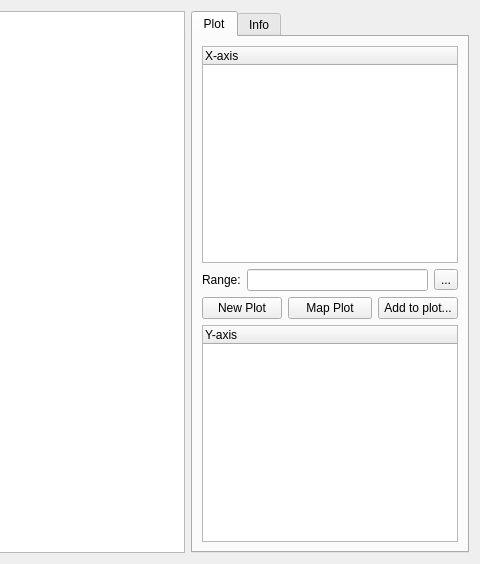
First picture: the form in src/tablewidget.ui, repository noedigcode/GidPlot, before the edit; both pictures show x 274 to 754 and y 0 to 564 of the 754 by 564 pixel window.
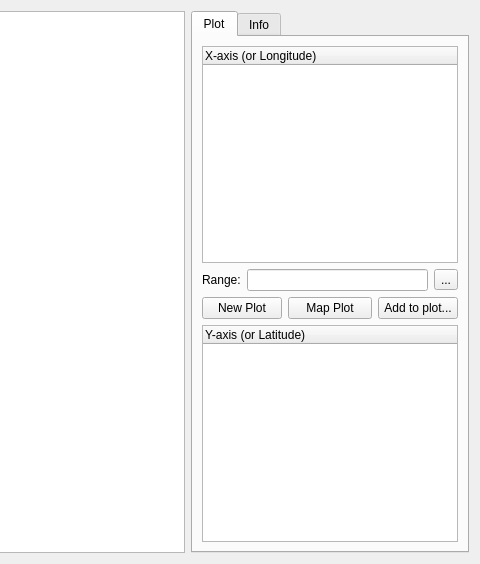
Second picture: the form after the edit. Icons and pictures are not drawn.

Commit message: Add latitude and longitude to table widget axes titles.

```diff
--- a/src/tablewidget.ui
+++ b/src/tablewidget.ui
@@ -43,7 +43,7 @@
          </property>
          <column>
           <property name="text">
-           <string>X-axis</string>
+           <string>X-axis (or Longitude)</string>
           </property>
          </column>
         </widget>
@@ -140,7 +140,7 @@
          </property>
          <column>
           <property name="text">
-           <string notr="true">Y-axis</string>
+           <string notr="true">Y-axis (or Latitude)</string>
           </property>
          </column>
         </widget>
```
